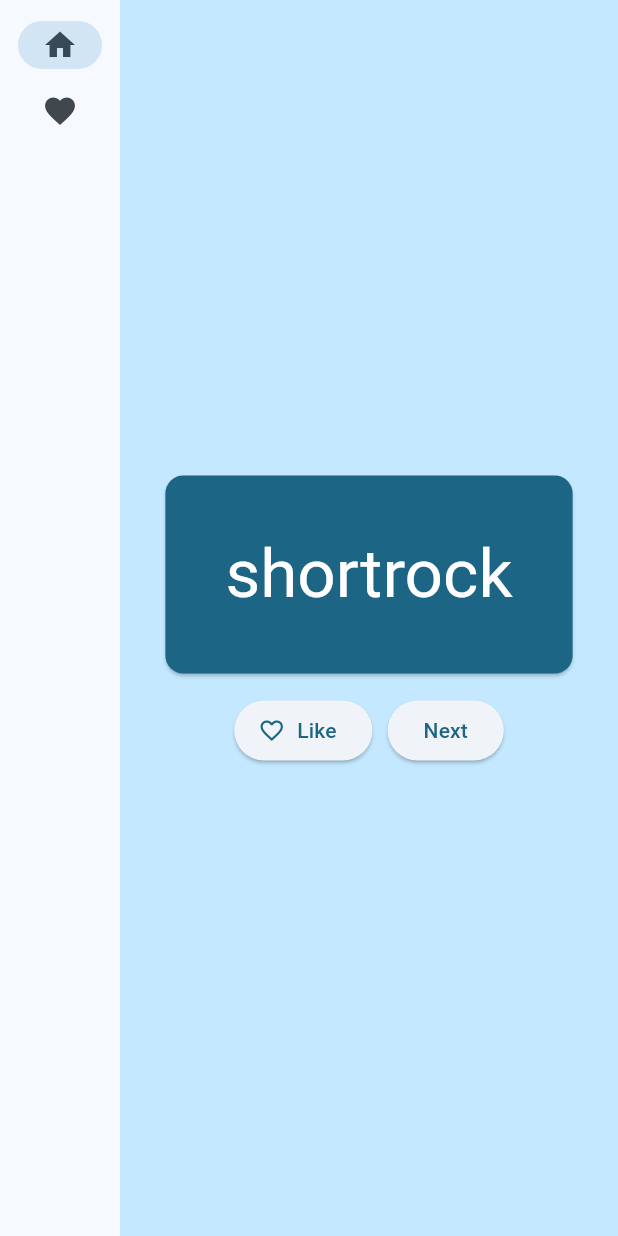
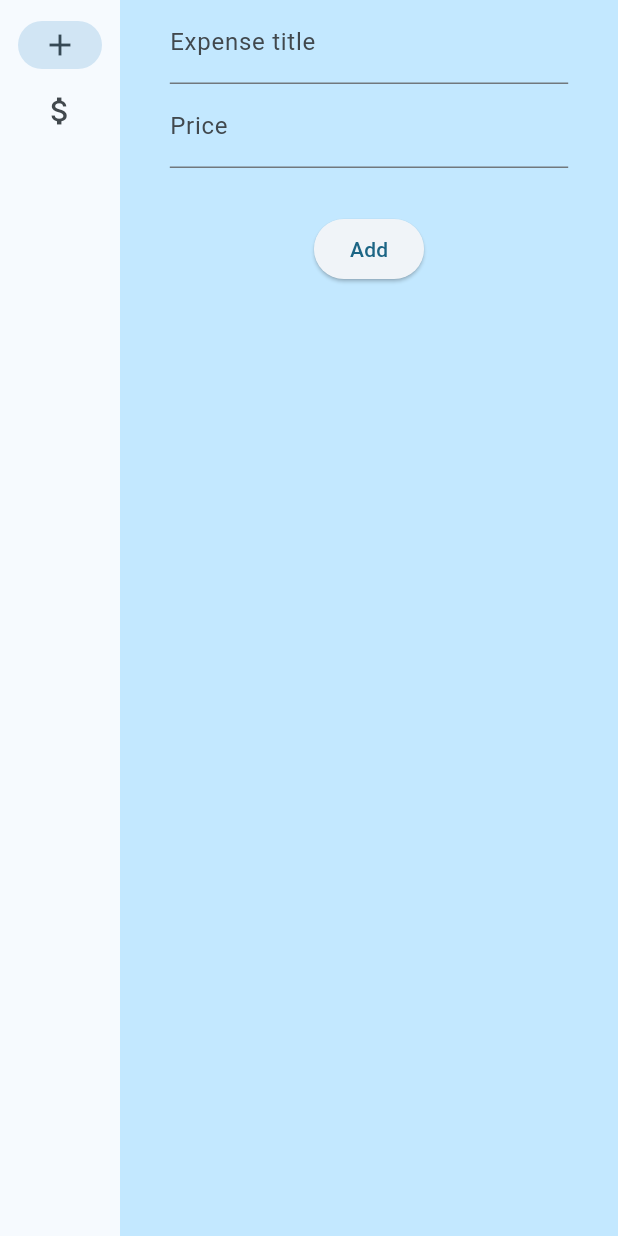
Before and after one commit to Nitschi/money_splitter, a Flutter app: the screen it shows after launch, on a phone screen of 412 x 824 dp. Run offline on Flutter 3.47's test engine with Material 2 defaults, Android fonts, the phone set to English and light mode, and no system bars.

Commit message:
feat(frontend): add, remove and display expenses

```diff
--- a/frontend/Flup/lib/main.dart
+++ b/frontend/Flup/lib/main.dart
@@ -1,8 +1,6 @@
-import 'dart:ffi';
-
-import 'package:english_words/english_words.dart';
 import 'package:flutter/material.dart';
 import 'package:provider/provider.dart';
+import 'package:flutter/services.dart';
 
 void main() {
   runApp(MyApp());
@@ -28,20 +26,10 @@ class MyApp extends StatelessWidget {
 }
 
 class MyAppState extends ChangeNotifier {
-  var current = WordPair.random();
-  var favorites = <WordPair>[];
+  List<Expense> expenses = [];
 
-  void toggleFavorite() {
-    if (favorites.contains(current)) {
-      favorites.remove(current);
-    } else {
-      favorites.add(current);
-    }
-    notifyListeners();
-  }
-
-  void getNext() {
-    current = WordPair.random();
+  void removeExpense(Expense expense) {
+    expenses.remove(expense);
     notifyListeners();
   }
 }
@@ -59,10 +47,10 @@ class _MyHomePageState extends State<MyHomePage> {
     Widget page;
     switch (selectedIndex) {
       case 0:
-        page = GeneratorPage();
+        page = AddPage();
         break;
       case 1:
-        page = FavoritesPage();
+        page = ExpensesPage();
         break;
       default:
         throw UnimplementedError('no widget for $selectedIndex');
@@ -77,12 +65,12 @@ class _MyHomePageState extends State<MyHomePage> {
                 extended: constraints.maxWidth >= 600,
                 destinations: [
                   NavigationRailDestination(
-                    icon: Icon(Icons.home),
-                    label: Text('Home'),
+                    icon: Icon(Icons.add),
+                    label: Text('Add'),
                   ),
                   NavigationRailDestination(
-                    icon: Icon(Icons.favorite),
-                    label: Text('Favorites'),
+                    icon: Icon(Icons.attach_money),
+                    label: Text('Expenses'),
                   ),
                 ],
                 selectedIndex: selectedIndex,
@@ -106,90 +94,95 @@ class _MyHomePageState extends State<MyHomePage> {
   }
 }
 
-class FavoritesPage extends StatelessWidget {
+class ExpensesPage extends StatelessWidget {
   @override
   Widget build(BuildContext context) {
     var appState = context.watch<MyAppState>();
-    var favorites = appState.favorites;
 
-    return Center(
-        child: ListView.builder(
-            itemCount: favorites.length,
-            itemBuilder: (context, index) {
-              final item = favorites[index];
-              return ListTile(title: Text(item.asString));
-            }));
+    if (appState.expenses.isEmpty) {
+      return Center(
+        child: Text('No expenses yet.'),
+      );
+    }
+
+
+    return ListView(
+      children: [
+        Padding(
+          padding: const EdgeInsets.all(20),
+          child: Text('You have '
+              '${appState.expenses.length} expenses:'),
+        ),
+        for (var expense in appState.expenses)
+          ListTile(
+            leading: IconButton(
+              icon: Icon(Icons.delete),
+              onPressed: (){
+                appState.removeExpense(expense);
+              },
+          ),
+            title: Text('${expense.title} for ${expense.price} ${expense.currency} paid by ${expense.person}'),
+          ),
+      ],
+    );
+
+
   }
 }
 
-class GeneratorPage extends StatelessWidget {
+class AddPage extends StatelessWidget {
   @override
   Widget build(BuildContext context) {
     var appState = context.watch<MyAppState>();
-    var pair = appState.current;
+    final expenseController = TextEditingController();
+    final priceController = TextEditingController();
 
-    IconData icon;
-    if (appState.favorites.contains(pair)) {
-      icon = Icons.favorite;
-    } else {
-      icon = Icons.favorite_border;
-    }
-
-    return Center(
+    return Form(
+      child: Center(
+        child: FractionallySizedBox(
+          widthFactor: 0.8,
       child: Column(
-        mainAxisAlignment: MainAxisAlignment.center,
-        children: [
-          BigCard(pair: pair),
-          SizedBox(height: 10),
-          Row(
-            mainAxisSize: MainAxisSize.min,
-            children: [
-              ElevatedButton.icon(
-                onPressed: () {
-                  appState.toggleFavorite();
-                },
-                icon: Icon(icon),
-                label: Text('Like'),
-              ),
-              SizedBox(width: 10),
-              ElevatedButton(
-                onPressed: () {
-                  appState.getNext();
-                },
-                child: Text('Next'),
-              ),
+        children: <Widget>[
+          TextFormField(
+            decoration: const InputDecoration(
+            hintText: 'What did you pay?',
+            labelText: 'Expense title',
+            ),
+            controller: expenseController,
+          ),
+          TextFormField(
+            keyboardType: TextInputType.number,
+            inputFormatters: <TextInputFormatter>[
+              FilteringTextInputFormatter.digitsOnly
             ],
+            decoration: const InputDecoration(
+              hintText: 'How much was it?',
+              labelText: 'Price',
+            ),
+            controller: priceController,
           ),
+          SizedBox(height: 30),
+          ElevatedButton(
+            onPressed: () {
+              appState.expenses.add( Expense(int.parse(priceController.text) , expenseController.text ) );
+            },
+            child: Text('Add'),
+          ),
+          // Add TextFormFields and ElevatedButton here.
         ],
+      ),
+          ),
       ),
     );
   }
 }
 
-class BigCard extends StatelessWidget {
-  const BigCard({
-    super.key,
-    required this.pair,
-  });
 
-  final WordPair pair;
+class Expense {
+  int price = 0;
+  String title = "";
+  final currency = "CHF";
+  final person = "me";
 
-  @override
-  Widget build(BuildContext context) {
-    final ThemeData theme = Theme.of(context);
-    final style = theme.textTheme.displayMedium!.copyWith(
-      color: theme.colorScheme.onPrimary,
-    );
-    return Card(
-      color: theme.colorScheme.primary,
-      child: Padding(
-        padding: const EdgeInsets.all(40.0),
-        child: Text(
-          pair.asLowerCase,
-          style: style,
-          semanticsLabel: "${pair.first} ${pair.second}",
-        ),
-      ),
-    );
-  }
+  Expense(this.price, this.title);
 }
```
Also changed, not shown: 1 other file.
